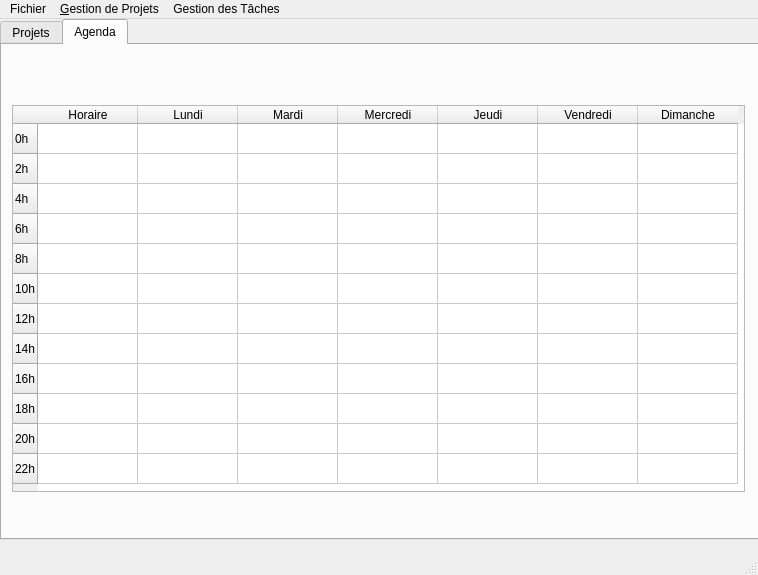
Before: the Qt Designer form Application/InterfaceGraphique/mainWindow.ui in Erzrael/LO21, drawn with Qt 5.
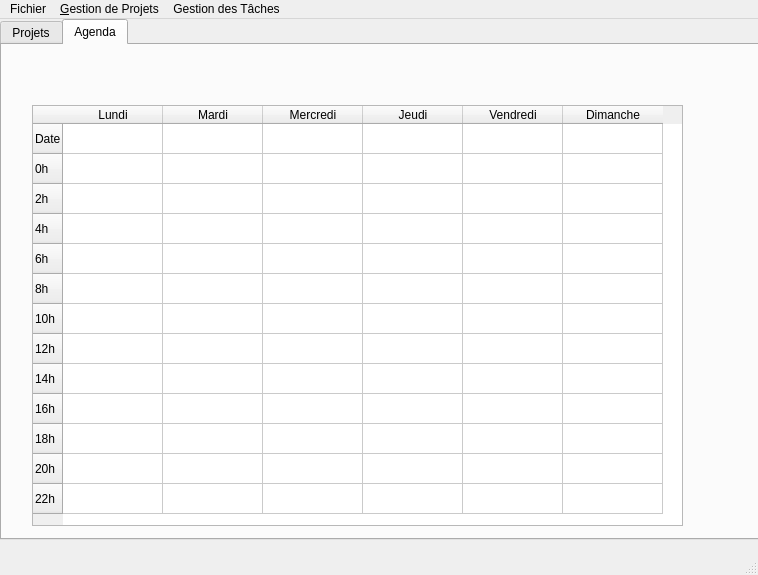
After: the same form once the commit is applied. Icons and pictures are not drawn.

```diff
--- a/Application/InterfaceGraphique/mainWindow.ui
+++ b/Application/InterfaceGraphique/mainWindow.ui
@@ -73,10 +73,10 @@
      <widget class="QTableWidget" name="TabAgenda">
       <property name="geometry">
        <rect>
-        <x>10</x>
+        <x>30</x>
         <y>60</y>
-        <width>733</width>
-        <height>387</height>
+        <width>651</width>
+        <height>421</height>
        </rect>
       </property>
       <property name="sizePolicy">
@@ -106,6 +106,11 @@
       <property name="selectionMode">
        <enum>QAbstractItemView::SingleSelection</enum>
       </property>
+      <row>
+       <property name="text">
+        <string>Date</string>
+       </property>
+      </row>
       <row>
        <property name="text">
         <string>0h</string>
@@ -166,11 +171,6 @@
         <string>22h</string>
        </property>
       </row>
-      <column>
-       <property name="text">
-        <string>Horaire</string>
-       </property>
-      </column>
       <column>
        <property name="text">
         <string>Lundi</string>
```
